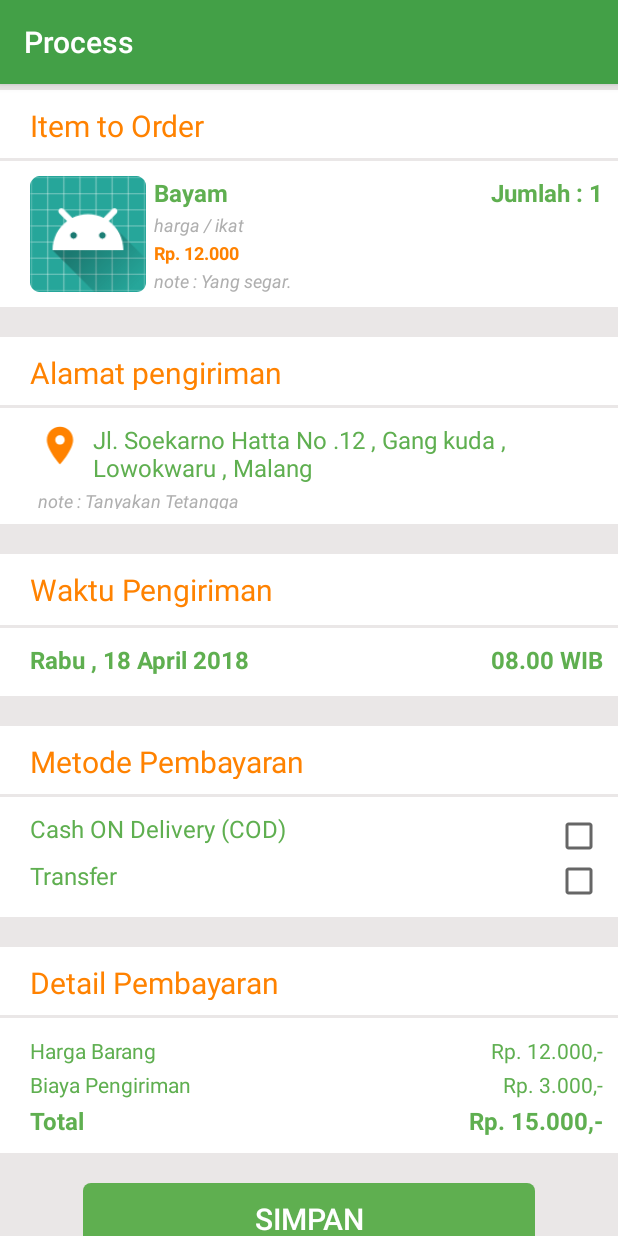
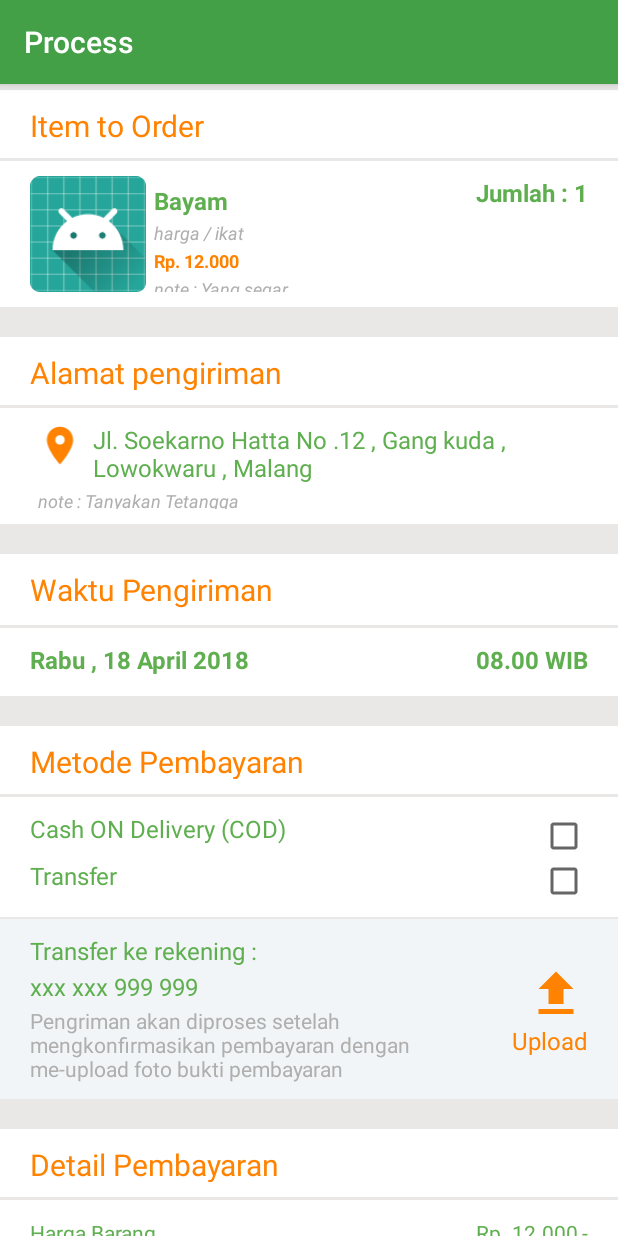
Before and after one commit to suastikaadinata/sayur.in, an Android app: the screen it shows after launch (Process), on a phone screen of 412 x 824 dp. Run offline under Robolectric (Android 15) with nearby library versions, the phone set to English and light mode, and no system bars; our stand-ins replace Volley.

Commit message:
tampilan history + tambahan tampilan process
mantap jaya

```diff
--- a/Sayurin2/app/src/main/AndroidManifest.xml
+++ b/Sayurin2/app/src/main/AndroidManifest.xml
@@ -36,8 +36,8 @@
         <activity android:name=".SplashScreen" />
         <activity android:name=".Chating" />
         <activity android:name=".Cart" />
-        <activity android:name=".EditProfile"/>
-
+        <activity android:name=".EditProfile" />
+        <activity android:name=".History"></activity>
     </application>
 
 </manifest>
--- a/Sayurin2/app/src/main/java/com/sayurin/MainActivity.java
+++ b/Sayurin2/app/src/main/java/com/sayurin/MainActivity.java
@@ -13,14 +13,10 @@ import android.support.v7.widget.Toolbar;
 import android.view.Menu;
 import android.view.MenuItem;
 import android.widget.Toast;
-import android.os.Bundle;
 import android.support.v4.view.MenuItemCompat;
-import android.support.v7.app.AppCompatActivity;
 import android.support.v7.widget.SearchView;
-import android.view.Menu;
 import android.view.MenuInflater;
-import android.view.MenuItem;
-import android.widget.TextView;
+
 
 public class MainActivity extends AppCompatActivity {
     Button btn_logout;
--- /dev/null
+++ b/Sayurin2/app/src/main/res/drawable/ic_file_upload_orange_24dp.xml
@@ -0,0 +1,5 @@
+<vector android:height="24dp" android:tint="#FF8200"
+    android:viewportHeight="24.0" android:viewportWidth="24.0"
+    android:width="24dp" xmlns:android="http://schemas.android.com/apk/res/android">
+    <path android:fillColor="#FF000000" android:pathData="M9,16h6v-6h4l-7,-7 -7,7h4zM5,18h14v2L5,20z"/>
+</vector>
--- a/Sayurin2/app/src/main/res/drawable/selector_xml_btn_green.xml
+++ b/Sayurin2/app/src/main/res/drawable/selector_xml_btn_green.xml
@@ -2,13 +2,13 @@
 <selector xmlns:android="http://schemas.android.com/apk/res/android">
     <item android:state_pressed="true" >
         <shape xmlns:android="http://schemas.android.com/apk/res/android">
-            <corners android:radius="5dp" />
+            <corners android:radius="10dp" />
             <solid android:color="#5faf50" />
         </shape>
     </item>
     <item >
         <shape xmlns:android="http://schemas.android.com/apk/res/android">
-            <corners android:radius="5dp" />
+            <corners android:radius="10dp" />
             <solid android:color="#5faf50" />
         </shape>
     </item>
--- a/Sayurin2/app/src/main/res/drawable/selector_xml_btn_yellow.xml
+++ b/Sayurin2/app/src/main/res/drawable/selector_xml_btn_yellow.xml
@@ -2,13 +2,13 @@
 <selector xmlns:android="http://schemas.android.com/apk/res/android">
     <item android:state_pressed="true" >
         <shape xmlns:android="http://schemas.android.com/apk/res/android">
-            <corners android:radius="5dp" />
+            <corners android:radius="10dp" />
             <solid android:color="#ff8200" />
         </shape>
     </item>
     <item >
         <shape xmlns:android="http://schemas.android.com/apk/res/android">
-            <corners android:radius="5dp" />
+            <corners android:radius="10dp" />
             <solid android:color="#ff8200" />
         </shape>
     </item>
--- a/Sayurin2/app/src/main/res/layout/content_process.xml
+++ b/Sayurin2/app/src/main/res/layout/content_process.xml
@@ -49,7 +49,7 @@
                 android:layout_height="77dp"
                 android:layout_marginLeft="10dp"
                 android:contentDescription="profile image"
-                android:src="@mipmap/ic_launcher_round" />
+                android:src="@mipmap/ic_launcher" />
 
             <TextView
                 android:id="@+id/textView_namaSayur"
@@ -58,6 +58,7 @@
                 android:layout_toRightOf="@id/imageView"
                 android:layout_marginLeft="5dp"
                 android:text="Bayam"
+                android:layout_marginTop="5dp"
                 android:textColor="#5faf50"
                 android:textSize="16sp"
                 android:textStyle="bold" />
@@ -100,15 +101,13 @@
                 android:textSize="12sp"
                 android:textStyle="italic" />
 
-
-
-
                 <TextView
                     android:id="@+id/textView_jumlahSayur"
                     android:layout_width="wrap_content"
                     android:layout_height="wrap_content"
                     android:layout_weight="1"
                     android:text="Jumlah : 1"
+                    android:layout_marginRight="10dp"
                     android:textAlignment="center"
                     android:textColor="#5faf50"
                     android:textSize="16sp"
@@ -232,6 +231,7 @@
                 android:text="08.00 WIB"
                 android:textColor="#5faf50"
                 android:textSize="16sp"
+                android:layout_marginRight="10dp"
                 android:textStyle="bold" />
         </RelativeLayout>
 
@@ -288,16 +288,85 @@
                 android:id="@+id/checkbox1"
                 android:layout_width="wrap_content"
                 android:layout_height="wrap_content"
+                android:layout_marginRight="10dp"
                 android:layout_alignParentRight="true" />
 
             <CheckBox
                 android:id="@+id/checkbox2"
                 android:layout_width="wrap_content"
                 android:layout_height="wrap_content"
+                android:layout_marginRight="10dp"
                 android:layout_alignParentRight="true"
                 android:layout_below="@+id/checkbox1" />
 
         </RelativeLayout>
+
+        <RelativeLayout
+            android:layout_width="match_parent"
+            android:layout_height="120dp"
+            android:background="#f2f5f7"
+            android:layout_marginTop="1dp"
+            android:padding="10dp">
+
+
+            <TextView
+                android:id="@+id/textViewTransfer2"
+                android:layout_width="match_parent"
+                android:layout_height="wrap_content"
+                android:layout_marginLeft="10dp"
+                android:layout_marginStart="10dp"
+                android:text="Transfer ke rekening :"
+                android:layout_toLeftOf="@id/textViewjamtes"
+                android:textColor="#5faf50"
+                android:textSize="16sp"
+             />
+
+            <TextView
+                android:id="@+id/textViewNorekening"
+                android:layout_width="match_parent"
+                android:layout_height="wrap_content"
+                android:layout_marginLeft="10dp"
+                android:text="xxx xxx 999 999"
+                android:layout_marginTop="2dp"
+                android:layout_below="@id/textViewTransfer2"
+                android:layout_toLeftOf="@id/textViewjamtes"
+                android:textColor="#5faf50"
+                android:textSize="16sp"
+                />
+            <TextView
+                android:id="@+id/textViewKeterangan"
+                android:layout_width="match_parent"
+                android:layout_height="wrap_content"
+                android:layout_marginLeft="10dp"
+                android:text="Pengriman akan diproses setelah mengkonfirmasikan pembayaran dengan me-upload foto bukti pembayaran"
+                android:layout_marginTop="2dp"
+                android:layout_below="@id/textViewNorekening"
+                android:layout_toLeftOf="@id/textViewjamtes"
+                android:textColor="#afafaf"
+                android:textSize="14sp"
+                />
+
+            <ImageView
+                android:id="@+id/imageViewupload"
+                android:layout_width="40dp"
+                android:layout_height="40dp"
+                android:layout_alignParentRight="true"
+                android:layout_marginRight="11dp"
+                android:layout_marginTop="20dp"
+                android:src="@drawable/ic_file_upload_orange_24dp"
+                />
+            <TextView
+                android:id="@+id/textViewjamtes"
+                android:layout_width="wrap_content"
+                android:layout_height="wrap_content"
+                android:layout_alignParentRight="true"
+                android:layout_marginRight="10dp"
+                android:text="Upload"
+                android:layout_below="@id/imageViewupload"
+                android:textColor="#ff8200"
+                android:textSize="16sp" />
+        </RelativeLayout>
+
 
         <FrameLayout
             android:layout_width="match_parent"
@@ -369,6 +438,7 @@
                 android:layout_marginTop="2dp"
                 android:text="Rp. 12.000,-"
                 android:textColor="#5faf50"
+                android:layout_marginRight="10dp"
                 android:textSize="14sp" />
 
             <TextView
@@ -378,6 +448,7 @@
                 android:layout_alignParentRight="true"
                 android:layout_marginTop="3dp"
                 android:layout_below="@id/textViewhargabarang2"
+                android:layout_marginRight="10dp"
                 android:text="Rp. 3.000,-"
                 android:textColor="#5faf50"
                 android:textSize="14sp" />
@@ -392,6 +463,7 @@
                 android:text="Rp. 15.000,-"
                 android:textColor="#5faf50"
                 android:textSize="16sp"
+                android:layout_marginRight="10dp"
                 android:textStyle="bold" />
 
         </RelativeLayout>
```
Also changed, not shown: Sayurin2/app/src/main/java/com/sayurin/History.java (added, +13 -0 lines), Sayurin2/app/src/main/res/layout/content_history.xml (added, +151 -0 lines), Sayurin2/app/src/main/res/layout/history.xml (added, +30 -0 lines), Sayurin2/app/src/main/res/layout/register.xml (+11 -4 lines).
